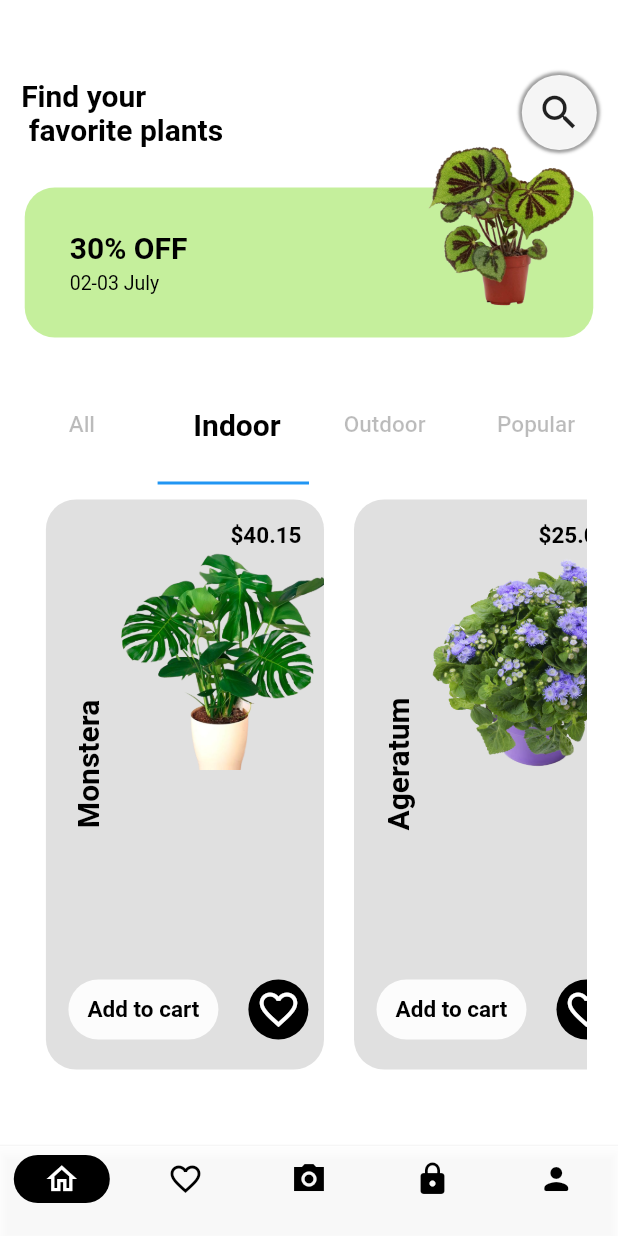
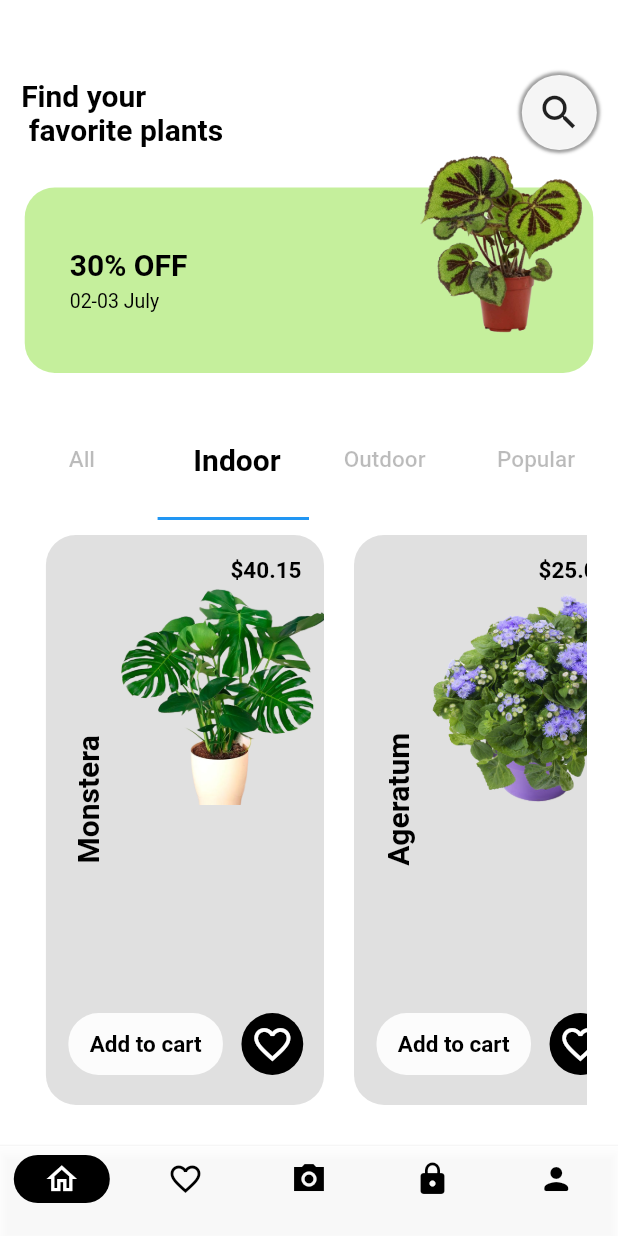
Before and after one commit to oseeJacque/flutter_ui_challenge_Plants, a Flutter app: the AcceuilPage screen opened directly, tab 2 chosen, on a phone screen of 412 x 824 dp. Run offline on Flutter 3.47's test engine with Material 2 defaults, Android fonts, the phone set to English and light mode, and no system bars; our stand-ins replace dotted_line, flutter_rating_bar, smooth_page_indicator.

Commit message:
Last commit

```diff
--- a/lib/src/screens/acceuil.dart
+++ b/lib/src/screens/acceuil.dart
@@ -205,8 +205,8 @@ class _AcceuilPageState extends State<AcceuilPage>
                         children: [
                           Container(
                             alignment: Alignment.center,
-                            width: 100,
-                            height: 40,
+                            width: MediaQuery.of(context).size.width*.25,
+                            height: MediaQuery.of(context).size.height*.05,
                             decoration: BoxDecoration(
                                 borderRadius: const BorderRadius.all(
                                   Radius.circular(20.0),
@@ -218,22 +218,22 @@ class _AcceuilPageState extends State<AcceuilPage>
                               fontWeight: FontWeight.bold,
                             ),
                           ),
-                          const SizedBox(
-                            width: 20.0,
+                           SizedBox(
+                            width: MediaQuery.of(context).size.width*.03,
                           ),
                           Container(
                             alignment: Alignment.center,
-                            width: 40,
-                            height: 40,
+                            width: MediaQuery.of(context).size.width*.1,
+                            height: MediaQuery.of(context).size.width*.1,
                             decoration: const BoxDecoration(
                               borderRadius:
                                   BorderRadius.all(Radius.circular(100)),
                               color: Colors.black,
                             ),
-                            child: const Icon(
+                            child:  Icon(
                               Icons.favorite_border,
                               color: Colors.white,
-                              size: 30.0,
+                              size: MediaQuery.of(context).size.width*.07,
                             ),
                           )
                         ],
@@ -250,7 +250,7 @@ class _AcceuilPageState extends State<AcceuilPage>
       Container(
           padding: const EdgeInsets.only(left: 30.0, top: 0.0),
           width: MediaQuery.of(context).size.width * .92,
-          height: 100.0,
+          height: MediaQuery.of(context).size.height*.15,
           decoration: BoxDecoration(
             borderRadius: const BorderRadius.all(
               Radius.circular(20.0),
--- a/lib/src/screens/detailPage.dart
+++ b/lib/src/screens/detailPage.dart
@@ -209,7 +209,7 @@ class _DetailPageState extends State<DetailPage> {
                                     AppColors.btnColor),
                               ),
                               child: TextStyler(
-                                Texts.checkout,
+                                Texts.addToCar,
                                 fontSize: 20.0,
                                 color: AppColors.bg,
                               ),
```
Also changed, not shown: images_readme/plant_5-removebg-preview (1).png (added), images_readme/plant_5-removebg-preview.png (deleted).
